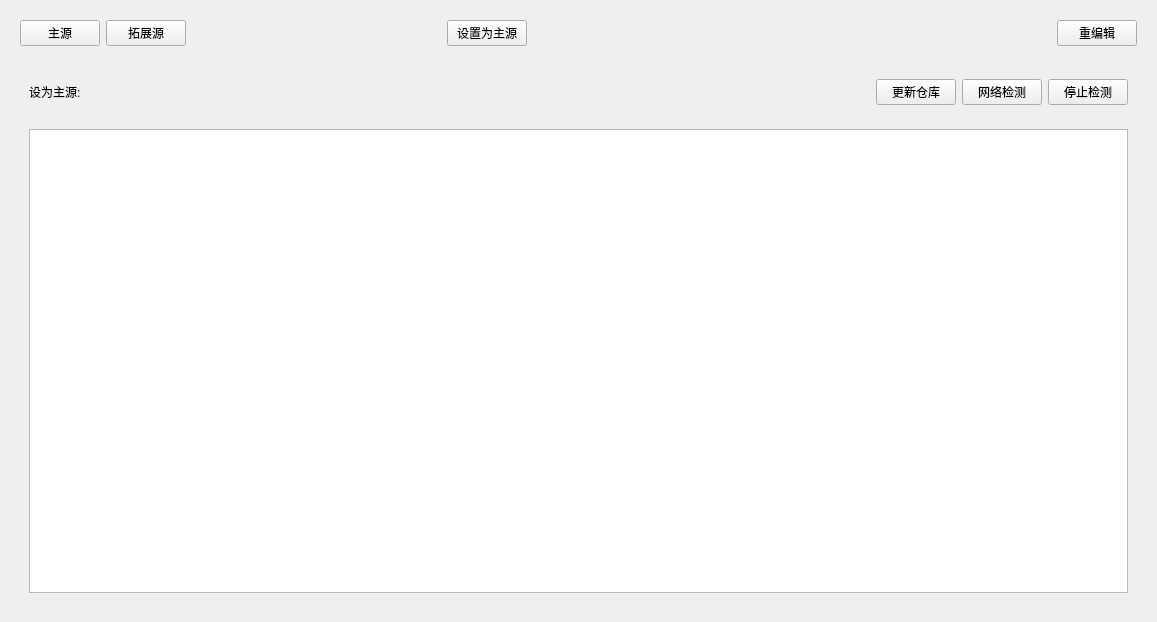
Above: sourcemanager/sourcemanager.ui from HuaYaDong1/sourceMangager before the change. Below: the same form after it.
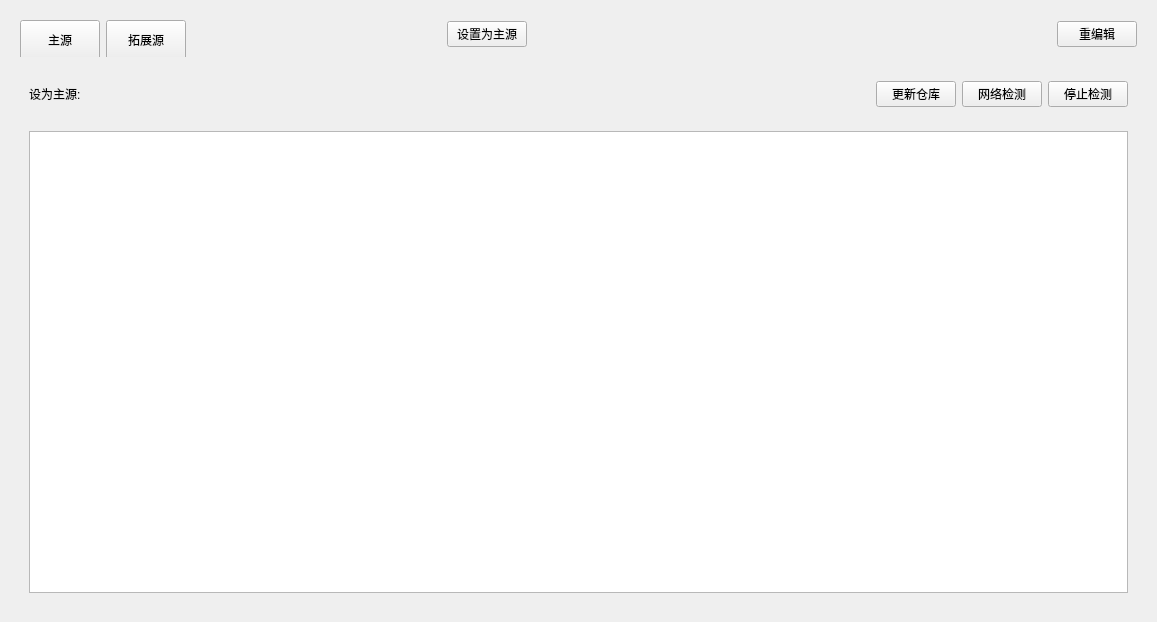
That is the form after the change. Custom widgets are drawn as their Qt base class.

Patch:
```diff
--- a/sourcemanager/sourcemanager.ui
+++ b/sourcemanager/sourcemanager.ui
@@ -37,6 +37,12 @@
      <layout class="QHBoxLayout" name="horizontalLayout_4">
       <item>
        <widget class="QPushButton" name="pageMainSourceBtn">
+        <property name="minimumSize">
+         <size>
+          <width>0</width>
+          <height>40</height>
+         </size>
+        </property>
         <property name="text">
          <string>主源</string>
         </property>
@@ -44,6 +50,12 @@
       </item>
       <item>
        <widget class="QPushButton" name="pageUnnecessaryBtn">
+        <property name="minimumSize">
+         <size>
+          <width>0</width>
+          <height>40</height>
+         </size>
+        </property>
         <property name="text">
          <string>拓展源</string>
         </property>
```
Left out of the diff: 2 changed lines with no effect on the pictures.
